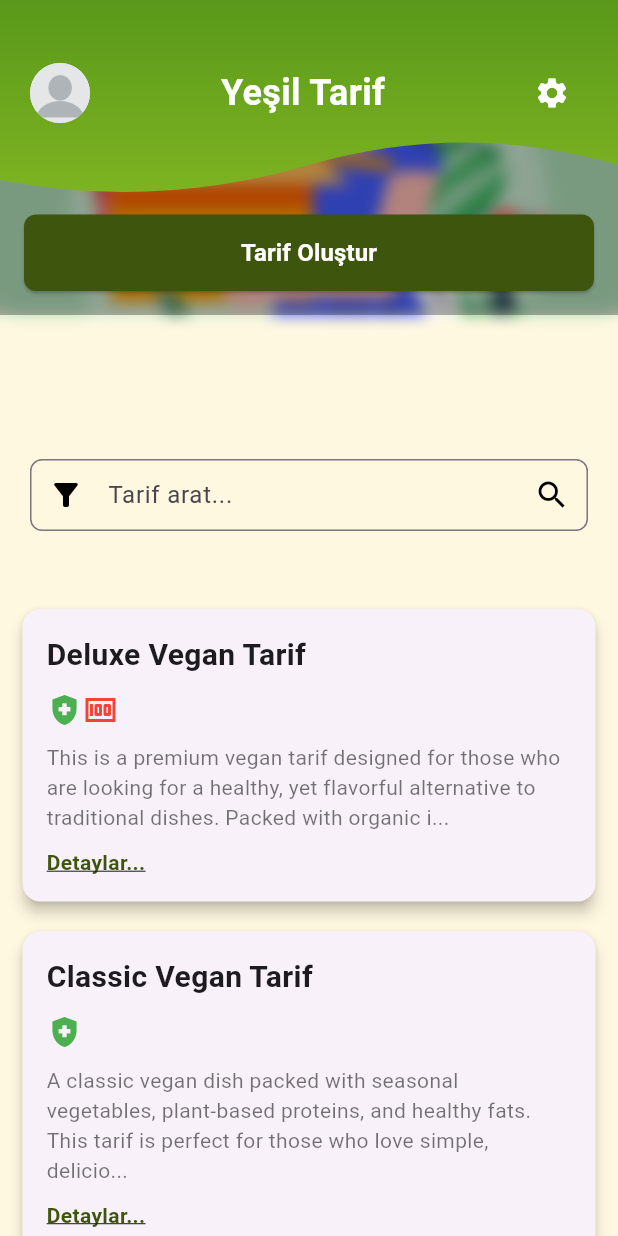
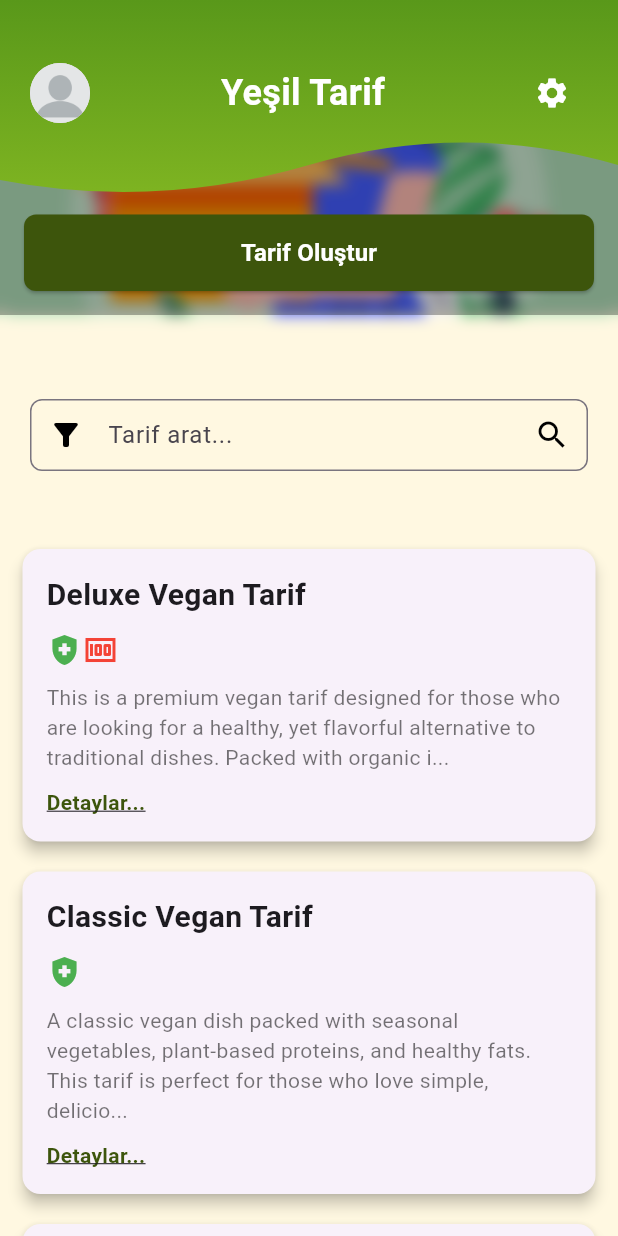
Before and after one commit to berkemremert/yesilsepet, a Flutter app: the MainPage screen opened directly, on a phone screen of 412 x 824 dp. Run offline on Flutter 3.47's test engine with Material 3 defaults, Android fonts, the phone set to English and light mode, and no system bars; our stand-ins replace font_awesome_flutter.

Commit message:
minor ui change
Minor UI Change

```diff
--- a/lib/Views/mainPage/main-page.dart
+++ b/lib/Views/mainPage/main-page.dart
@@ -32,7 +32,7 @@ class _MainPageState extends State<MainPage> {
               children: [
                 const SizedBox(height: 30),
                 MainHeaderElements(),
-                const SizedBox(height: 200),
+                const SizedBox(height: 160),
                 Padding(
                   padding: const EdgeInsets.symmetric(horizontal: 20.0, vertical: 12.0),
                   child: TextField(
```
